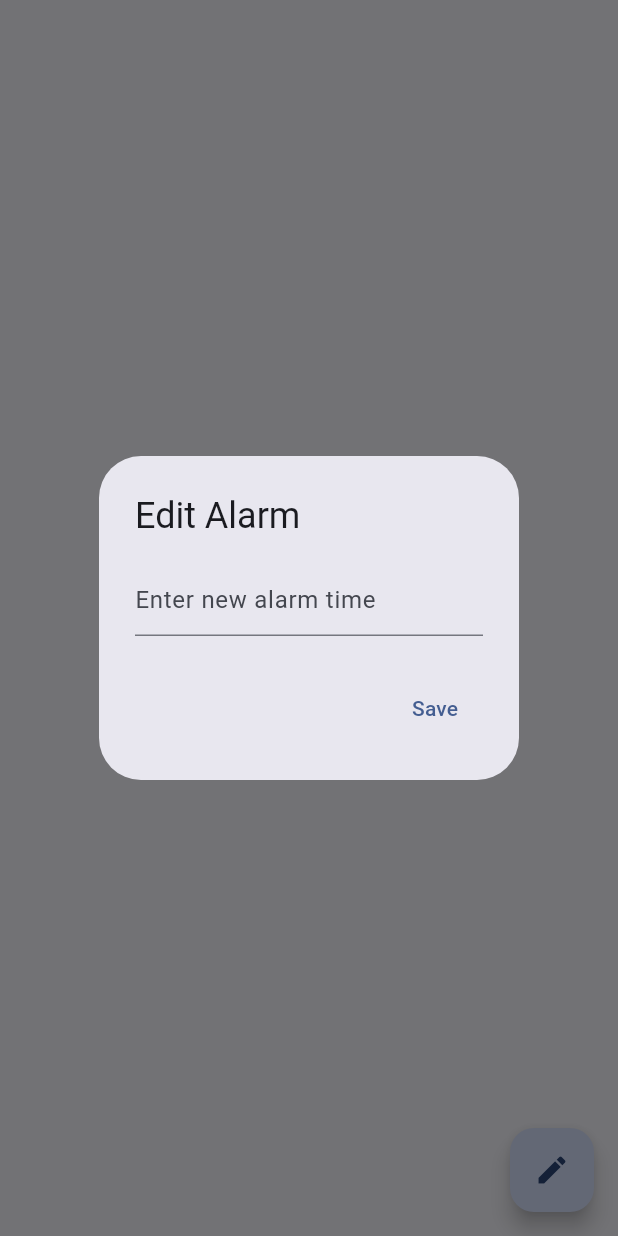
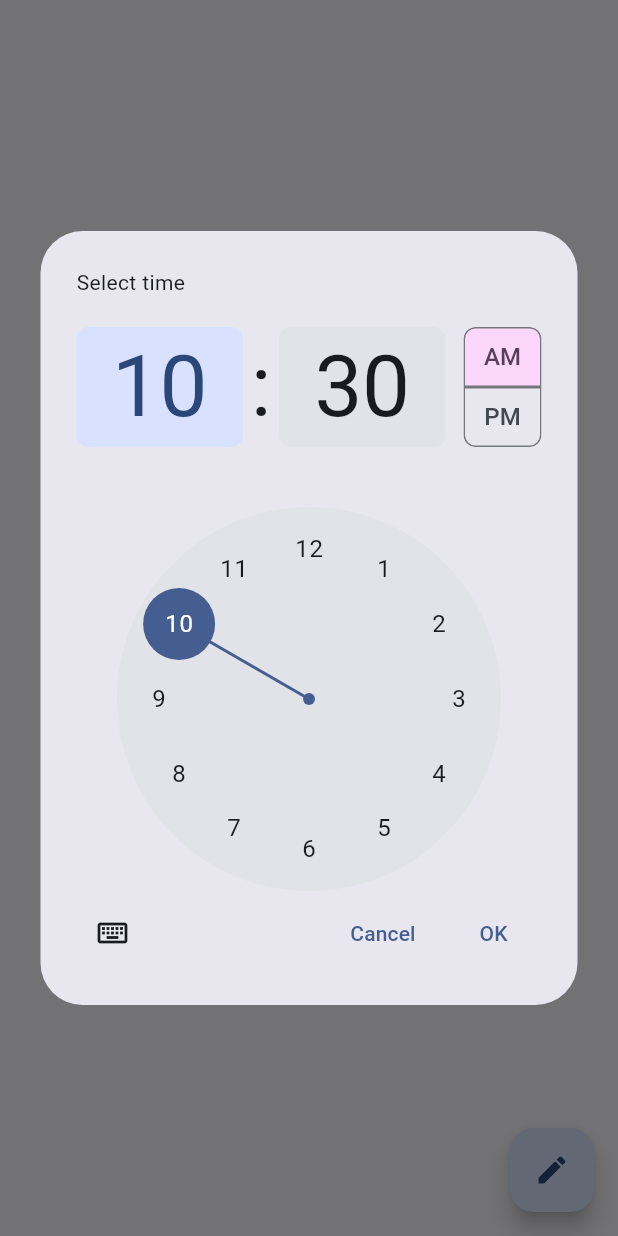
Before and after one commit to dsaemii/wecker, a Flutter app: the screen it shows after launch, after a tap on the "edit" icon, on a phone screen of 412 x 824 dp. Run offline on Flutter 3.47's test engine with Material 2 defaults, Android fonts, the phone set to English and light mode, and no system bars.

Commit message:
Time picker and alarm checker added

```diff
--- a/lib/main.dart
+++ b/lib/main.dart
@@ -32,21 +32,36 @@
 class _MyHomePageState extends State<MyHomePage> {
   String now = "00:00";
   String alarm = "00:00";
+  String alarmnow = "not now";
   Timer? timer;
 
 
   void setTime() {
     setState(() {
       DateTime today = DateTime.now();
+      String hour = today.hour.toString().padLeft(2, '0');
       String minute = today.minute.toString().padLeft(2, '0');
-      now = "${today.hour}:$minute";
+      now = "$hour:$minute";
     });
+  }
+
+  void checkAlarm() {
+    if (now == alarm) {
+      setState(() {
+        alarmnow = "now";
+      });
+    } else {
+      setState(() {
+        alarmnow = "not now";
+      });
+    }
   }
 
   // timer function
   void startTimer() {
     timer = Timer.periodic(Duration(seconds: 1), (timer) {
       setTime();
+      checkAlarm();
     });
   }
 
@@ -62,7 +77,7 @@
     super.dispose();
   }
 
-    Future<void> _showEditDialog() async {
+    /*Future<void> _showEditDialog() async {
     String? newAlarm = await showDialog<String>(
       context: context,
       builder: (BuildContext context) {
@@ -75,7 +90,7 @@
               editedTime = value;
             },
             decoration: InputDecoration(
-              hintText: 'Enter new alarm time',
+              hintText: 'Enter time to set alarm',
             ),
           ),
           actions: <Widget>[
@@ -92,21 +107,27 @@
 
     if (newAlarm != null) {
       setState(() {
-        alarm = newAlarm!;
+        alarm = newAlarm;
       });
     }
+  } */
+
+  Future<void> _showEditDialog() async {
+  TimeOfDay? selectedTime = await showTimePicker(
+    context: context,
+    initialTime: TimeOfDay.now(),
+  );
+
+  if (selectedTime != null) {
+    setState(() {
+      alarm = selectedTime.format(context);
+    });
   }
+}
 
   @override
   Widget build(BuildContext context) {
-    // This method is rerun every time setState is called, for instance as done
-    // by the _incrementCounter method above.
-
     return Scaffold(
-      /*appBar: AppBar(
-        backgroundColor: Theme.of(context).colorScheme.inversePrimary,
-        title: Text(widget.title),
-      ),*/
       body: Center(
         child: Column(
           mainAxisAlignment: MainAxisAlignment.center,
@@ -115,7 +136,11 @@
               now,
               style: TextStyle(fontSize: 95), // Increase the font size
             ),
-            Text(alarm),
+            Text(
+              alarm,
+              style: TextStyle(fontSize: 25),
+              ),
+            Text(alarmnow),
           ],
         ),
       ),
```
